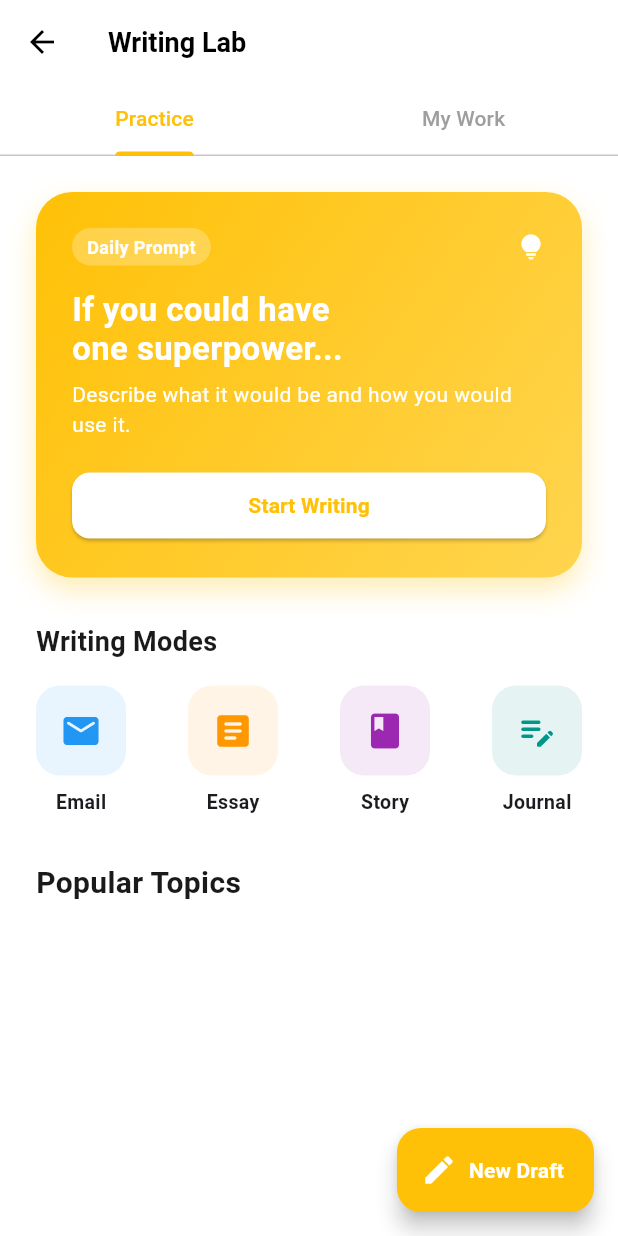
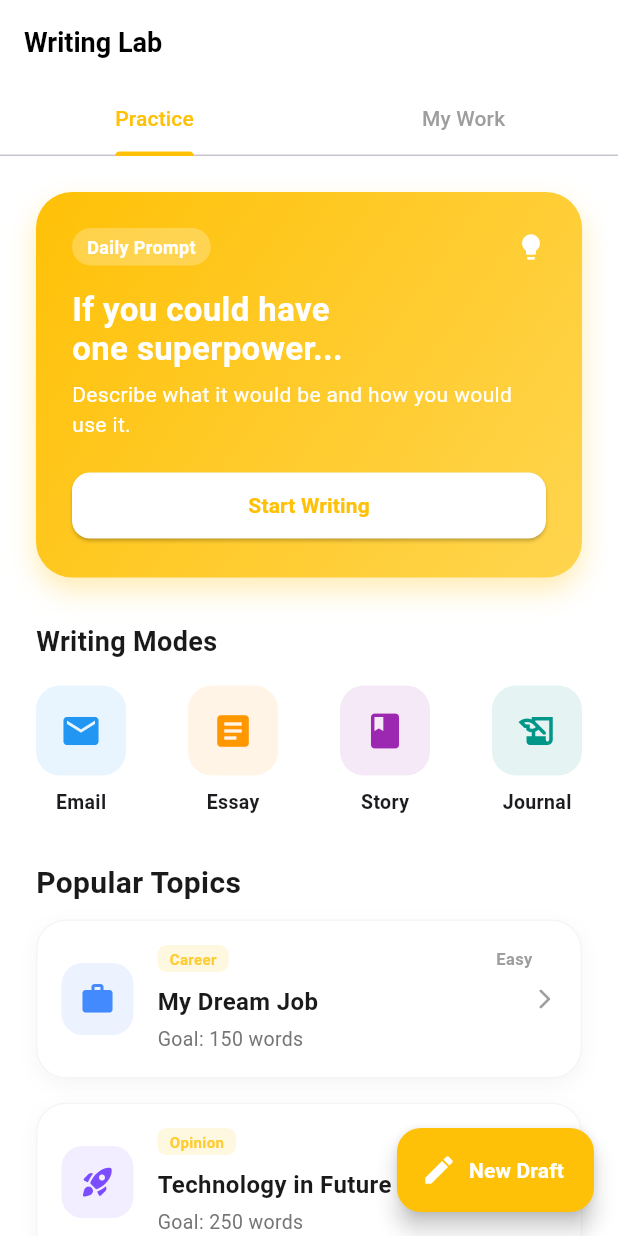
Before and after one commit to caoductam/DACN2_DNT_CDT_VVH, a Flutter app: the WritingScreen screen opened by its route, on a phone screen of 412 x 824 dp. Run offline on Flutter 3.47's test engine with Material 3 defaults, Android fonts, the phone set to English and light mode, and no system bars; our stand-ins replace dash_chat_2, diacritic, firebase_auth, firebase_core, google_generative_ai, google_sign_in; missing offline and left inert: flutter_facebook_auth; accounts and stored records are empty; generated files the repository leaves out were written again; network calls fail; Roboto replaces fonts that are missing (Poppins).

```diff
--- a/english_learning_app/lib/modules/auth/login_screen.dart
+++ b/english_learning_app/lib/modules/auth/login_screen.dart
@@ -54,6 +54,10 @@ class _LoginScreenState extends State<LoginScreen> {
     }
 
     if (user != null && mounted) {
+      final token = await user.getIdToken();
+
+      print("🔥 FIREBASE ID TOKEN:\n$token");
+
       // --- SỬA Ở ĐÂY: Chuyển sang Onboarding trước ---
       Navigator.pushNamedAndRemoveUntil(context, AppRoutes.onboarding, (route) => false);
 
--- a/english_learning_app/lib/modules/chatbot/chat_screen.dart
+++ b/english_learning_app/lib/modules/chatbot/chat_screen.dart
@@ -13,13 +13,13 @@ class ChatScreen extends StatefulWidget {
 class _ChatScreenState extends State<ChatScreen> {
   // --- CẤU HÌNH ---
   // Thay API Key của bạn vào đây
-  static const String _apiKey = 'AIzaSyCH-xhKHeMq__xN9PUZjVXFOkKuuNaKqXc';
+  static const String _apiKey = 'AIzaSyClyq4U6CWEPlTmOXPilcgOY6naGhSYBQg';
 
   // Model Name: Sử dụng gemini-1.5-flash (bản 2.5 chưa khả dụng public)
   static const String _modelName = 'gemini-1.5-flash';
 
   // Cấu hình User
-  final ChatUser _currentUser = ChatUser(id: '1', firstName: 'Huy');
+  final ChatUser _currentUser = ChatUser(id: '1', firstName: 'User');
   final ChatUser _geminiUser = ChatUser(
     id: '2',
     firstName: 'AI Tutor',
--- a/english_learning_app/lib/modules/writing/writing_screen.dart
+++ b/english_learning_app/lib/modules/writing/writing_screen.dart
@@ -1,6 +1,7 @@
 import 'package:flutter/material.dart';
 import '../../config/app_colors.dart';
 import '../../services/writing_service.dart';
+// Sử dụng hide để tránh xung đột tên nếu file editor cũng export service
 import 'writing_editor_screen.dart';
 
 class WritingScreen extends StatefulWidget {
@@ -24,9 +25,14 @@ class _WritingScreenState extends State<WritingScreen> with SingleTickerProvider
     _loadData();
   }
 
+  // Tải dữ liệu từ Server
   void _loadData() async {
+    if (!mounted) return;
     setState(() => _isLoading = true);
-    final data = await _service.getMyWritings();
+
+    // Gọi hàm getSubmissions (đã sửa trong service)
+    final data = await _service.getSubmissions();
+
     if (mounted) {
       setState(() {
         _myWritings = data;
@@ -42,9 +48,10 @@ class _WritingScreenState extends State<WritingScreen> with SingleTickerProvider
         builder: (context) => WritingEditorScreen(existingWriting: existingItem, initialType: type),
       ),
     );
+    // Nếu có lưu bài mới thì reload list và chuyển tab
     if (result == true) {
       _loadData();
-      _tabController.animateTo(1); // Chuyển sang tab My Work
+      _tabController.animateTo(1);
     }
   }
 
@@ -62,7 +69,8 @@ class _WritingScreenState extends State<WritingScreen> with SingleTickerProvider
     );
 
     if (confirm == true) {
-      await _service.deleteWriting(id);
+      // Gọi hàm deleteSubmission (đã sửa trong service)
+      await _service.deleteSubmission(id);
       _loadData();
     }
   }
@@ -75,7 +83,7 @@ class _WritingScreenState extends State<WritingScreen> with SingleTickerProvider
         title: const Text("Writing Lab", style: TextStyle(color: Colors.black, fontWeight: FontWeight.bold, fontSize: 18)),
         backgroundColor: Colors.white,
         elevation: 0,
-        leading: const BackButton(color: Colors.black),
+        automaticallyImplyLeading: false,
         bottom: TabBar(
           controller: _tabController,
           labelColor: AppColors.writingColor,
@@ -126,6 +134,7 @@ class _WritingScreenState extends State<WritingScreen> with SingleTickerProvider
 
   Widget _buildMyWorkTab() {
     if (_isLoading) return const Center(child: CircularProgressIndicator());
+
     if (_myWritings.isEmpty) {
       return Center(
         child: Column(
@@ -134,17 +143,35 @@ class _WritingScreenState extends State<WritingScreen> with SingleTickerProvider
             Icon(Icons.edit_note, size: 80, color: Colors.grey[300]),
             const SizedBox(height: 16),
             const Text("No writings yet. Start practicing!", style: TextStyle(color: Colors.grey, fontSize: 16)),
+            const SizedBox(height: 10),
+            TextButton.icon(
+              onPressed: _loadData,
+              icon: const Icon(Icons.refresh),
+              label: const Text("Refresh List")
+            )
           ],
         ),
       );
     }
-    return ListView.separated(
+
+    return RefreshIndicator(
+      onRefresh: () async => _loadData(),
+      child: ListView.separated(
         padding: const EdgeInsets.all(20),
         itemCount: _myWritings.length,
         separatorBuilder: (_,__) => const SizedBox(height: 16),
         itemBuilder: (context, index) {
           final item = _myWritings[index];
-        final date = DateTime.parse(item['createdAt']).toLocal().toString().split(' ')[0];
+          String dateDisplay = "Unknown date";
+          try {
+            if (item['createdAt'] != null) {
+              final dt = DateTime.parse(item['createdAt']).toLocal();
+              dateDisplay = "${dt.day}/${dt.month}/${dt.year}";
+            }
+          } catch (_) {}
+
+          final id = item['_id'];
+
           return InkWell(
             onTap: () => _openEditor(existingItem: item),
             borderRadius: BorderRadius.circular(16),
@@ -168,33 +195,26 @@ class _WritingScreenState extends State<WritingScreen> with SingleTickerProvider
                     child: Column(
                       crossAxisAlignment: CrossAxisAlignment.start,
                       children: [
-                      Text(item['title'], style: const TextStyle(fontWeight: FontWeight.bold, fontSize: 16), maxLines: 1, overflow: TextOverflow.ellipsis),
+                        Text(item['title'] ?? "Untitled", style: const TextStyle(fontWeight: FontWeight.bold, fontSize: 16), maxLines: 1, overflow: TextOverflow.ellipsis),
                         const SizedBox(height: 4),
-                      Row(children: [
-                        Text(item['type'] ?? 'Free Write', style: const TextStyle(color: AppColors.writingColor, fontSize: 12, fontWeight: FontWeight.bold)),
-                        const SizedBox(width: 8),
-                        Text("• $date", style: const TextStyle(color: Colors.grey, fontSize: 12)),
-                        const SizedBox(width: 8),
-                        Text("• ${item['wordCount']} words", style: const TextStyle(color: Colors.grey, fontSize: 12)),
-                      ]),
+                        Text("${item['type'] ?? 'Free Write'} • $dateDisplay", style: const TextStyle(color: Colors.grey, fontSize: 12)),
                       ],
                     ),
                   ),
                   IconButton(
                     icon: const Icon(Icons.delete_outline, color: Colors.redAccent),
-                  onPressed: () => _deleteItem(item['_id']),
+                    onPressed: () => _deleteItem(id),
                   )
                 ],
               ),
             ),
           );
         },
+      ),
     );
   }
 
-  // ... (Giữ nguyên các widget con _buildDailyPromptCard, _buildWritingModes từ code cũ của bạn)
-  // Lưu ý: Sửa onTap trong các widget đó để gọi _openEditor(type: "...")
-
+  // --- CÁC WIDGET CON (UI) ---
   Widget _buildDailyPromptCard() {
     return GestureDetector(
       onTap: () => _openEditor(type: "Daily Prompt"),
@@ -209,7 +229,7 @@ class _WritingScreenState extends State<WritingScreen> with SingleTickerProvider
         child: Column(
           crossAxisAlignment: CrossAxisAlignment.start,
           children: [
-            Row(children: [Container(padding: const EdgeInsets.symmetric(horizontal: 10, vertical: 4), decoration: BoxDecoration(color: Colors.white.withOpacity(0.25), borderRadius: BorderRadius.circular(20)), child: const Text("Daily Prompt", style: TextStyle(color: Colors.white, fontSize: 12, fontWeight: FontWeight.bold))), const Spacer(), const Icon(Icons.lightbulb_rounded, color: Colors.white, size: 20)]),
+            Row(children: [Container(padding: const EdgeInsets.symmetric(horizontal: 10, vertical: 4), decoration: BoxDecoration(color: Colors.white.withOpacity(0.25), borderRadius: BorderRadius.circular(20)), child: const Text("Daily Prompt", style: TextStyle(color: Colors.white, fontSize: 12, fontWeight: FontWeight.bold))), const Spacer(), const Icon(Icons.lightbulb, color: Colors.white, size: 20)]),
             const SizedBox(height: 16),
             const Text("If you could have\none superpower...", style: TextStyle(fontSize: 22, fontWeight: FontWeight.bold, color: Colors.white, height: 1.2)),
             const SizedBox(height: 8),
@@ -224,10 +244,10 @@ class _WritingScreenState extends State<WritingScreen> with SingleTickerProvider
 
   Widget _buildWritingModes() {
     final modes = [
-      {"icon": Icons.email_rounded, "name": "Email", "color": Colors.blue},
-      {"icon": Icons.article_rounded, "name": "Essay", "color": Colors.orange},
-      {"icon": Icons.book_rounded, "name": "Story", "color": Colors.purple},
-      {"icon": Icons.edit_note_rounded, "name": "Journal", "color": Colors.teal},
+      {"icon": Icons.email, "name": "Email", "color": Colors.blue},
+      {"icon": Icons.article, "name": "Essay", "color": Colors.orange},
+      {"icon": Icons.book, "name": "Story", "color": Colors.purple},
+      {"icon": Icons.history_edu, "name": "Journal", "color": Colors.teal},
     ];
     return Row(
       mainAxisAlignment: MainAxisAlignment.spaceBetween,
@@ -241,6 +261,39 @@ class _WritingScreenState extends State<WritingScreen> with SingleTickerProvider
   }
 
   Widget _buildTopicsList() {
-    return Container(); // Placeholder, bạn copy code ListView topics cũ vào nếu cần
+    final topics = [
+      {"title": "My Dream Job", "category": "Career", "words": "150 words", "level": "Easy", "icon": Icons.work_rounded, "color": Colors.blueAccent},
+      {"title": "Technology in Future", "category": "Opinion", "words": "250 words", "level": "Hard", "icon": Icons.rocket_launch_rounded, "color": Colors.deepPurpleAccent},
+    ];
+
+    return ListView.separated(
+      physics: const NeverScrollableScrollPhysics(),
+      shrinkWrap: true,
+      itemCount: topics.length,
+      separatorBuilder: (_, __) => const SizedBox(height: 16),
+      itemBuilder: (context, index) {
+        return GestureDetector(
+          onTap: () => _openEditor(type: topics[index]['title'] as String),
+          child: Container(
+            padding: const EdgeInsets.all(16),
+            decoration: BoxDecoration(color: Colors.white, borderRadius: BorderRadius.circular(20), border: Border.all(color: Colors.grey.shade100), boxShadow: [BoxShadow(color: Colors.grey.shade100, blurRadius: 10, offset: const Offset(0, 4))]),
+            child: Row(
+              children: [
+                Container(padding: const EdgeInsets.all(12), decoration: BoxDecoration(color: (topics[index]['color'] as Color).withOpacity(0.1), borderRadius: BorderRadius.circular(14)), child: Icon(topics[index]['icon'] as IconData, color: topics[index]['color'] as Color, size: 24)),
+                const SizedBox(width: 16),
+                Expanded(child: Column(crossAxisAlignment: CrossAxisAlignment.start, children: [
+                  Row(children: [Container(padding: const EdgeInsets.symmetric(horizontal: 8, vertical: 2), decoration: BoxDecoration(color: AppColors.writingBg, borderRadius: BorderRadius.circular(6)), child: Text(topics[index]['category'] as String, style: TextStyle(fontSize: 10, color: AppColors.writingColor.withOpacity(0.8), fontWeight: FontWeight.bold))), const Spacer(), Text(topics[index]['level'] as String, style: TextStyle(fontSize: 11, color: Colors.grey[500], fontWeight: FontWeight.w600))]),
+                  const SizedBox(height: 8),
+                  Text(topics[index]['title'] as String, style: const TextStyle(fontSize: 16, fontWeight: FontWeight.bold, color: AppColors.textPrimary)),
+                  const SizedBox(height: 4),
+                  Text("Goal: ${topics[index]['words']}", style: TextStyle(fontSize: 13, color: Colors.grey[600])),
+                ])),
+                const Icon(Icons.arrow_forward_ios_rounded, size: 16, color: Colors.grey),
+              ],
+            ),
+          ),
+        );
+      },
+    );
   }
 }
```
Also changed, not shown: english_learning_app/lib/modules/writing/writing_editor_screen.dart (+49 -49 lines), english_learning_app/lib/services/writing_service.dart (+22 -16 lines), 8 other files. Lines whose indentation alone changed are shown as unchanged.
